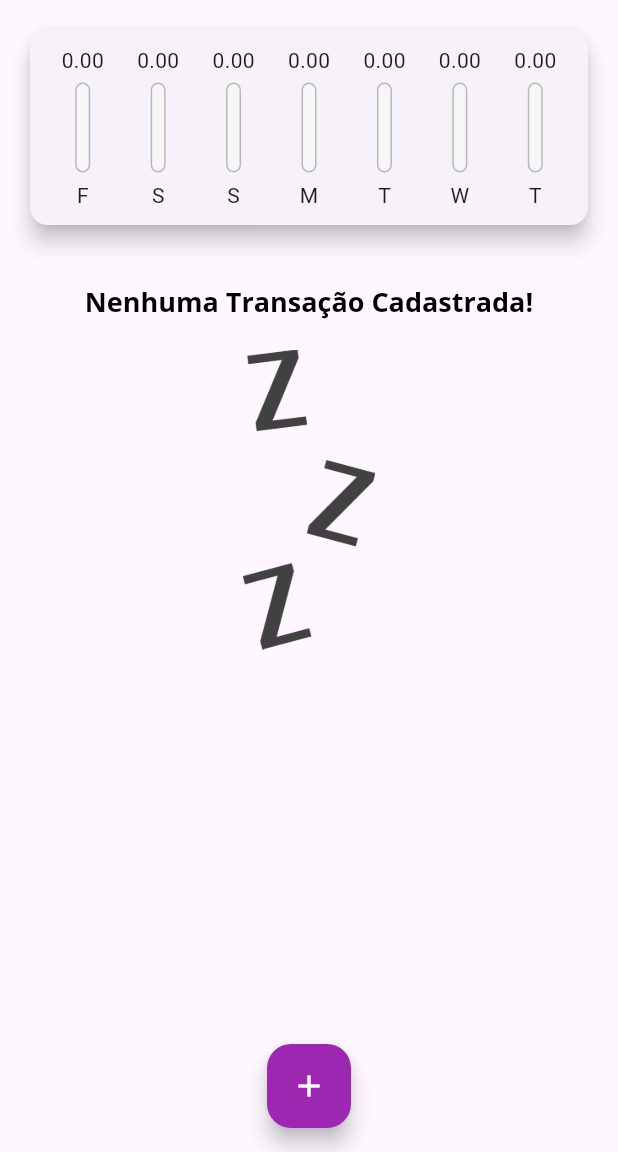
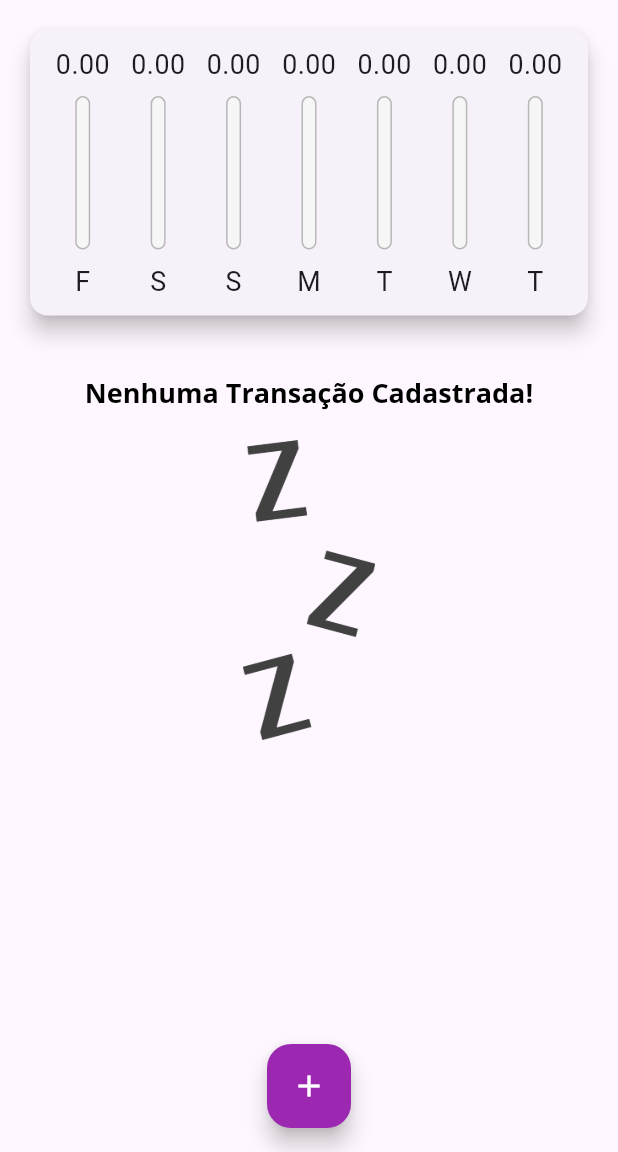
Before and after one commit to Arnaldo-fs/projeto_expanses, a Flutter app: the screen it shows after launch, on a phone screen of 412 x 824 dp, the part 84-1236 px from its top. Run offline on Flutter 3.47's test engine with Material 3 defaults, Android fonts, the phone set to English and light mode, and no system bars.

```diff
--- a/lib/components/chart_bar.dart
+++ b/lib/components/chart_bar.dart
@@ -14,16 +14,19 @@
 
   @override
   Widget build(BuildContext context) {
+    return LayoutBuilder(builder: (ctx, constraints) {
       return Column(
         children: [
           Container(
-          height: 20,
+            height: constraints.maxHeight * 0.15,
             child: FittedBox(child: Text('${value!.toStringAsFixed(2)}')),
           ),
-        SizedBox(height: 5),
+          SizedBox(
+            height: constraints.maxHeight * 0.05,
+          ),
           Container(
             child: SizedBox(
-            height: 60,
+              height: constraints.maxHeight * 0.6,
               width: 10,
               child: Stack(
                 children: <Widget>[
@@ -53,9 +56,13 @@
               ),
             ),
           ),
-        const SizedBox(height: 5),
-        Text(label!),
+          SizedBox(height: constraints.maxHeight * 0.05),
+          Container(
+            height: constraints.maxHeight * 0.15,
+            child: FittedBox(child: Text(label!)),
+          )
         ],
       );
+    });
   }
 }
--- a/lib/components/transaction_list.dart
+++ b/lib/components/transaction_list.dart
@@ -10,9 +10,7 @@
 
   @override
   Widget build(BuildContext context) {
-    return SizedBox(
-      height: 600,
-      child: transactions.isEmpty
+    return transactions.isEmpty
         ? Column(
             children: [
               const SizedBox(height: 20),
@@ -63,7 +61,6 @@
                 ),
               );
             },
-            ),
           );
   }
 }
--- a/lib/main.dart
+++ b/lib/main.dart
@@ -94,22 +94,36 @@
 
   @override
   Widget build(BuildContext context) {
-    return Scaffold(
-      appBar: AppBar(
-        title: const Text('Despesas Pessoais'),
+
+    final appBar = AppBar(
+        title: const Text(
+          'Despesas Pessoais'),
         actions: [
           IconButton(
             icon: const Icon(Icons.add, size: 32, color: Color.fromARGB(255, 255, 255, 255)),
             onPressed: () => _openTransactionFormModal(context),
           ),
         ],
-      ),
+      );
+
+    final availablelHeight = MediaQuery.of(context).size.height -
+    appBar.preferredSize.height -
+    MediaQuery.of(context).padding.top;
+
+    return Scaffold(
+      appBar: appBar,
       body: SingleChildScrollView(
         child: Column(
           crossAxisAlignment: CrossAxisAlignment.stretch,
           children: [
-            Chart(_recentTransactions),
-            TransactionList(_transactions, _removeTransaction),
+            Container(
+              height: availablelHeight * 0.30,
+              child: Chart(_recentTransactions)
+            ),
+            Container(
+              height: availablelHeight * 0.70,
+              child: TransactionList(_transactions, _removeTransaction),
+            ),
           ],
         ),
       ),
```
Lines whose indentation alone changed are shown as unchanged.
